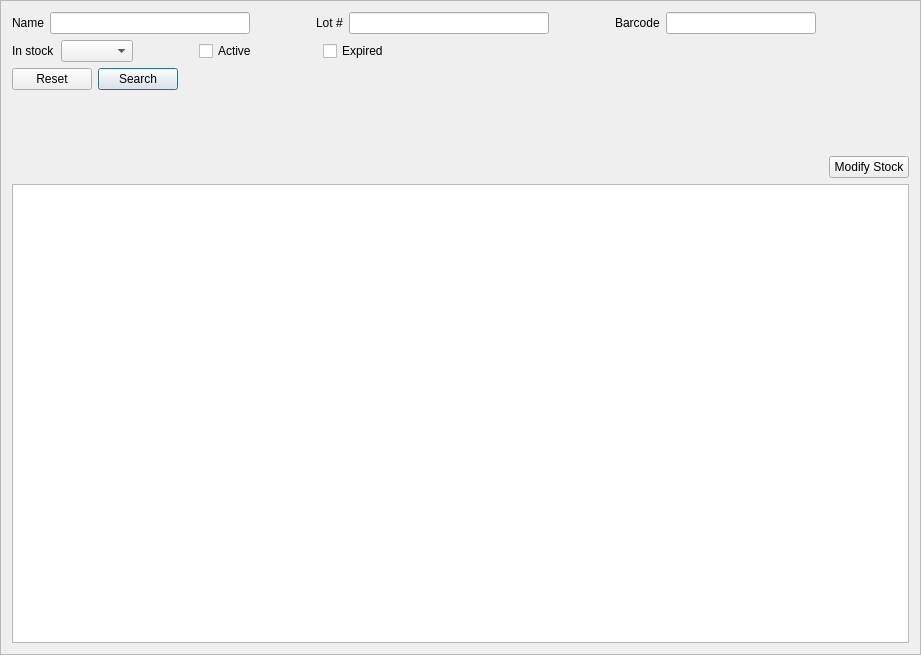
Above: mtrack/inventoryframe.ui from kyledevans/Medicine-Track before the change. Below: the same form after it.
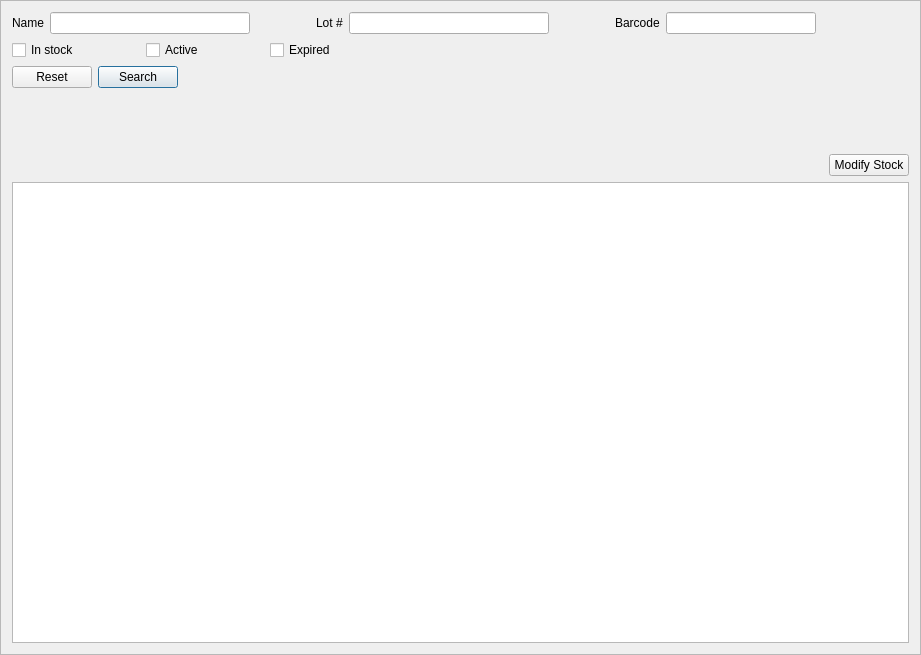
That is the form after the change.

Commit message: Inventory UI functions. 	modified:   mtrack/inventoryframe.cpp 	modified:   mtrack/inventoryframe.h 	modified:   mtrack/inventoryframe.ui 	modified:   mtrack/medicationsframe.cpp 	modified:   mtrack/prescriptionsframe.cpp 	modified:   sql_commands.txt

What changed in the file:
```diff
--- a/mtrack/inventoryframe.ui
+++ b/mtrack/inventoryframe.ui
@@ -141,15 +141,12 @@
    <item>
     <layout class="QHBoxLayout" name="horizontalLayout_2">
      <item>
-      <widget class="QLabel" name="stockLabel">
+      <widget class="QCheckBox" name="stockCheckbox">
        <property name="text">
         <string>In stock</string>
        </property>
       </widget>
      </item>
-     <item>
-      <widget class="QComboBox" name="stockCombo"/>
-     </item>
      <item>
       <spacer name="horizontalSpacer_4">
        <property name="orientation">
```
Left out of the diff: 16 changed lines with no effect on the pictures. The commit also changes 5 other files.
